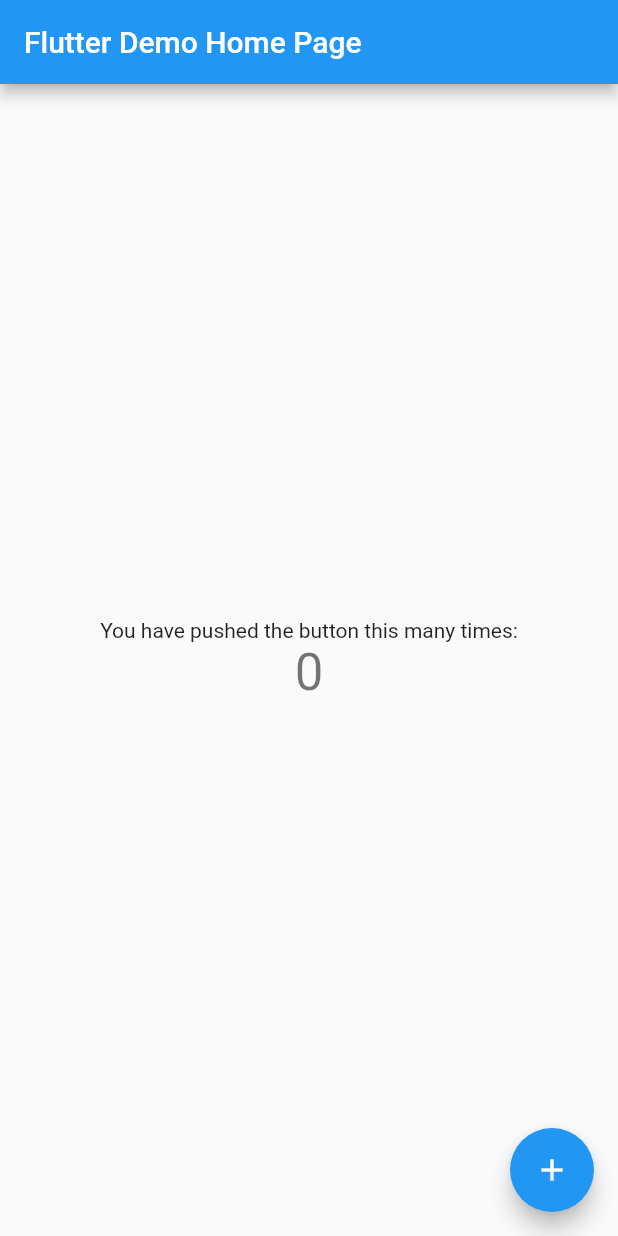
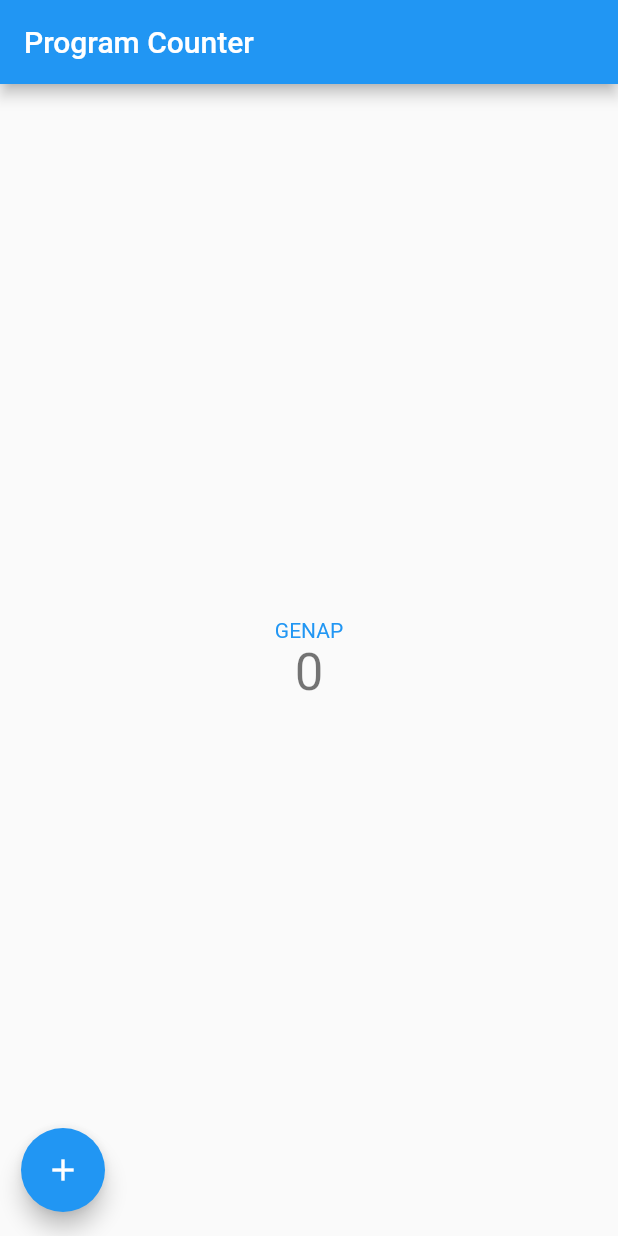
Before and after one commit to dyandramaysa/pbp-flutter-tugas, a Flutter app: the screen it shows after launch, on a phone screen of 412 x 824 dp. Run offline on Flutter 3.47's test engine with Material 2 defaults, Android fonts, the phone set to English and light mode, and no system bars.

Commit message:
Tugas 7 Flutter

```diff
--- a/counter_7/lib/main.dart
+++ b/counter_7/lib/main.dart
@@ -7,96 +7,59 @@ void main() {
 class MyApp extends StatelessWidget {
   const MyApp({super.key});
 
-  // This widget is the root of your application.
   @override
   Widget build(BuildContext context) {
     return MaterialApp(
-      title: 'Flutter Demo',
+      title: 'Counter 7',
       theme: ThemeData(
-        // This is the theme of your application.
-        //
-        // Try running your application with "flutter run". You'll see the
-        // application has a blue toolbar. Then, without quitting the app, try
-        // changing the primarySwatch below to Colors.green and then invoke
-        // "hot reload" (press "r" in the console where you ran "flutter run",
-        // or simply save your changes to "hot reload" in a Flutter IDE).
-        // Notice that the counter didn't reset back to zero; the application
-        // is not restarted.
         primarySwatch: Colors.blue,
       ),
-      home: const MyHomePage(title: 'Flutter Demo Home Page'),
+      home: const Counter(title: 'Program Counter'),
     );
   }
 }
 
-class MyHomePage extends StatefulWidget {
-  const MyHomePage({super.key, required this.title});
-
-  // This widget is the home page of your application. It is stateful, meaning
-  // that it has a State object (defined below) that contains fields that affect
-  // how it looks.
-
-  // This class is the configuration for the state. It holds the values (in this
-  // case the title) provided by the parent (in this case the App widget) and
-  // used by the build method of the State. Fields in a Widget subclass are
-  // always marked "final".
-
+class Counter extends StatefulWidget {
+  const Counter({super.key, required this.title});
   final String title;
 
   @override
-  State<MyHomePage> createState() => _MyHomePageState();
+  State<Counter> createState() => _CounterState();
 }
 
-class _MyHomePageState extends State<MyHomePage> {
+class _CounterState extends State<Counter> {
   int _counter = 0;
 
   void _incrementCounter() {
     setState(() {
-      // This call to setState tells the Flutter framework that something has
-      // changed in this State, which causes it to rerun the build method below
-      // so that the display can reflect the updated values. If we changed
-      // _counter without calling setState(), then the build method would not be
-      // called again, and so nothing would appear to happen.
       _counter++;
     });
   }
 
+  void _decrementCounter() {
+    setState(() {
+      _counter--;
+    });
+  }
   @override
   Widget build(BuildContext context) {
-    // This method is rerun every time setState is called, for instance as done
-    // by the _incrementCounter method above.
-    //
-    // The Flutter framework has been optimized to make rerunning build methods
-    // fast, so that you can just rebuild anything that needs updating rather
-    // than having to individually change instances of widgets.
     return Scaffold(
       appBar: AppBar(
-        // Here we take the value from the MyHomePage object that was created by
-        // the App.build method, and use it to set our appbar title.
         title: Text(widget.title),
       ),
       body: Center(
-        // Center is a layout widget. It takes a single child and positions it
-        // in the middle of the parent.
         child: Column(
-          // Column is also a layout widget. It takes a list of children and
-          // arranges them vertically. By default, it sizes itself to fit its
-          // children horizontally, and tries to be as tall as its parent.
-          //
-          // Invoke "debug painting" (press "p" in the console, choose the
-          // "Toggle Debug Paint" action from the Flutter Inspector in Android
-          // Studio, or the "Toggle Debug Paint" command in Visual Studio Code)
-          // to see the wireframe for each widget.
-          //
-          // Column has various properties to control how it sizes itself and
-          // how it positions its children. Here we use mainAxisAlignment to
-          // center the children vertically; the main axis here is the vertical
-          // axis because Columns are vertical (the cross axis would be
-          // horizontal).
           mainAxisAlignment: MainAxisAlignment.center,
           children: <Widget>[
-            const Text(
-              'You have pushed the button this many times:',
+            if (_counter % 2 == 0)
+              const Text(
+                'GENAP',
+                style: TextStyle(color: Colors.blue),
+              )
+            else
+              const Text(
+              'GANJIL',
+              style: TextStyle(color: Colors.red),
             ),
             Text(
               '$_counter',
@@ -105,11 +68,26 @@ class _MyHomePageState extends State<MyHomePage> {
           ],
         ),
       ),
-      floatingActionButton: FloatingActionButton(
-        onPressed: _incrementCounter,
-        tooltip: 'Increment',
-        child: const Icon(Icons.add),
-      ), // This trailing comma makes auto-formatting nicer for build methods.
+      floatingActionButton: Row(
+        mainAxisAlignment: MainAxisAlignment.spaceBetween,
+        children: [
+          if (_counter > 0)
+            Padding(padding: const EdgeInsets.only(left: 30),
+              child: FloatingActionButton(
+                onPressed: _decrementCounter,
+                tooltip: 'Decrement',
+                child: const Icon(Icons.remove),
+              ),
+            ),
+          Padding(padding: const EdgeInsets.only(left: 30),
+            child: FloatingActionButton(
+              onPressed: _incrementCounter,
+              tooltip: 'Increment',
+              child: const Icon(Icons.add),
+            ),
+          ),
+        ],
+      ),
     );
   }
 }
```
Also changed, not shown: 1 other file.
